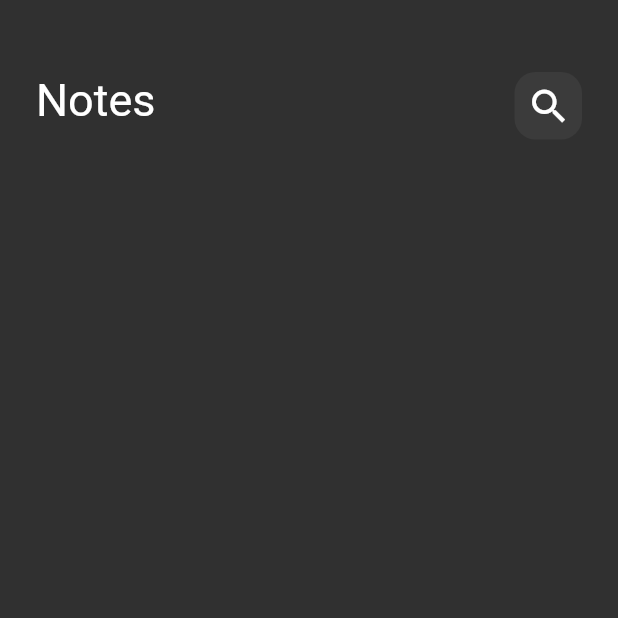
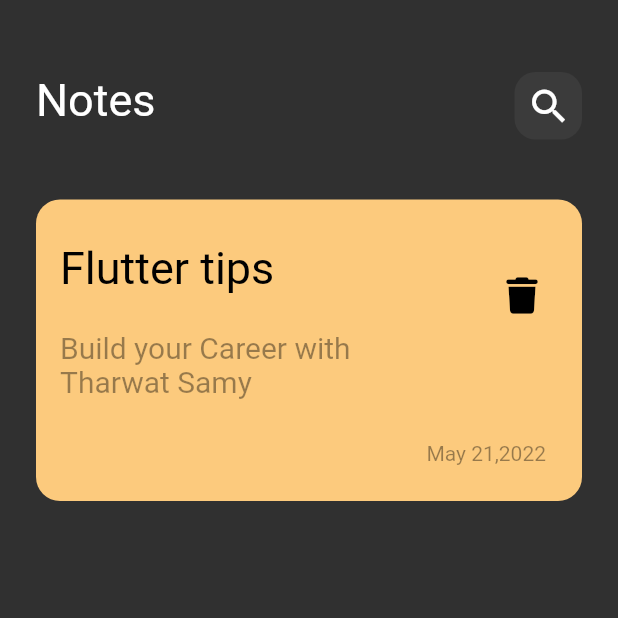
Before and after one commit to AlshaimaaAbdElnaeem/NotesApp, a Flutter app: the screen it shows after launch, on a phone screen of 412 x 824 dp, the top half of it. Run offline on Flutter 3.47's test engine with Material 2 defaults, Android fonts, the phone set to English and light mode, and no system bars; our stand-ins replace font_awesome_flutter; Roboto replaces fonts that are missing (Poppins).

Commit message:
create notes item

```diff
--- a/lib/main.dart
+++ b/lib/main.dart
@@ -14,6 +14,7 @@ class NotesApp extends StatelessWidget {
       debugShowCheckedModeBanner: false,
       theme: ThemeData(
         brightness: Brightness.dark ,
+        fontFamily: 'Poppins',
       ),
       home:const NotesView() ,
     );
--- /dev/null
+++ b/lib/views/widgets/custom_note_item.dart
@@ -0,0 +1,45 @@
+import 'package:flutter/material.dart';
+import 'package:font_awesome_flutter/font_awesome_flutter.dart';
+
+class CustomNoteItem extends StatelessWidget {
+  const CustomNoteItem({super.key});
+
+  @override
+  Widget build(BuildContext context) {
+    return Container(
+      padding: EdgeInsets.only(top: 24,bottom: 24),
+      decoration: BoxDecoration(
+        color: Color(0xffFCCA7D),
+        borderRadius: BorderRadius.circular(16),
+      ),
+      child: Column(
+        crossAxisAlignment: CrossAxisAlignment.end,
+        children: [
+          ListTile(
+            title: Text(
+              'Flutter tips',
+              style: TextStyle(
+                color: Colors.black,
+                fontSize: 30,
+              ),
+            ),
+
+            subtitle: Padding(
+              padding: const EdgeInsets.only(top: 24),
+              child: Text(
+                'Build your Career with Tharwat Samy',
+                style: TextStyle(color: Colors.black.withOpacity(0.4),fontSize: 20),
+
+              ),
+            ),
+            trailing: IconButton( onPressed: (){} ,icon: Icon(FontAwesomeIcons.trash, color: Colors.black,)),
+          ),
+          Padding(
+            padding: const EdgeInsets.only(right:24.0 , top: 24,),
+            child: Text('May 21,2022' , style: TextStyle(color:Colors.black.withOpacity(0.4), fontSize: 14, ),),
+          ),
+        ],
+      ),
+    );
+  }
+}
--- a/lib/views/widgets/notes_view_body.dart
+++ b/lib/views/widgets/notes_view_body.dart
@@ -1,5 +1,6 @@
 import 'package:flutter/material.dart';
 import 'package:note_app/views/widgets/custom_app_bar.dart';
+import 'package:note_app/views/widgets/custom_note_item.dart';
 
 class NotesViewBody extends StatelessWidget {
   const NotesViewBody({super.key});
@@ -11,6 +12,7 @@ class NotesViewBody extends StatelessWidget {
       child:  Column(
         children: [
           CustomAppBar(),
+          CustomNoteItem(),
         ],
       ),
     );
```
Also changed, not shown: pubspec.yaml (+11 -18 lines), assets/fonts/Poppins-Regular.ttf (added), pubspec.lock.
